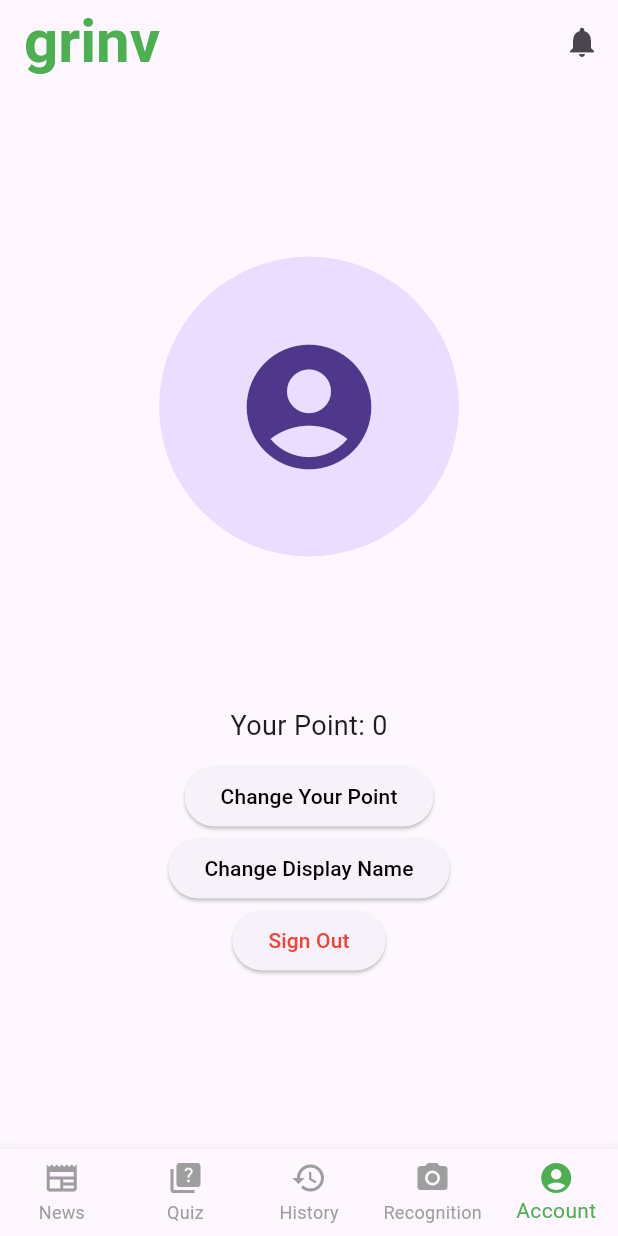
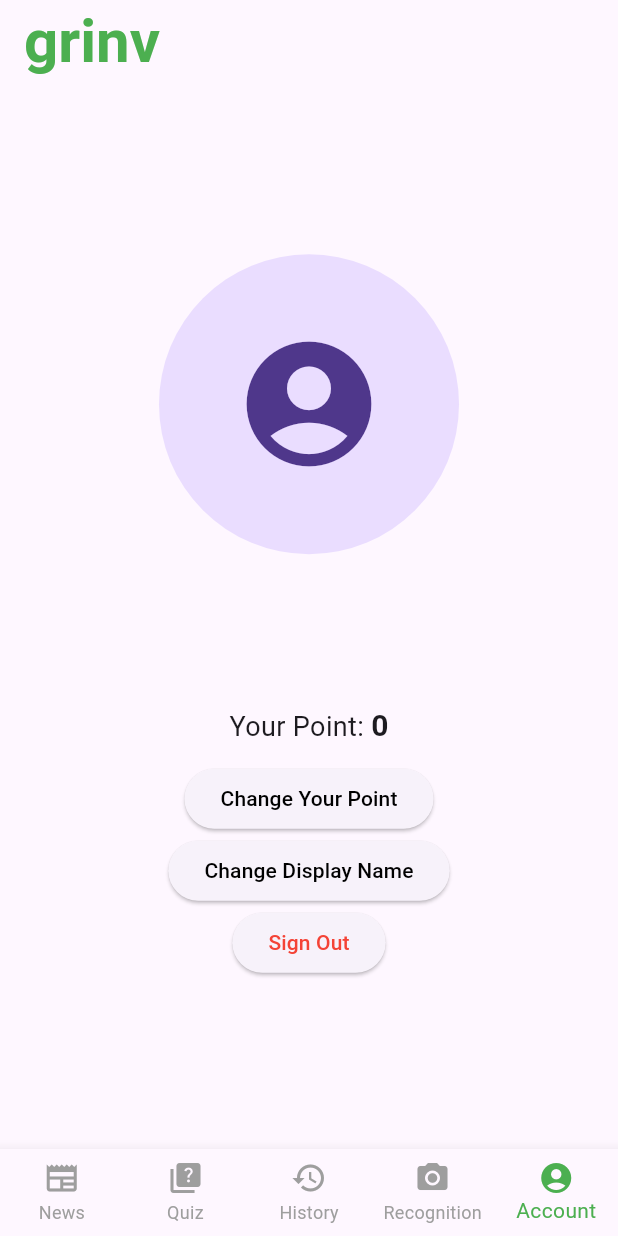
Before and after one commit to adityokhori/Mobile-APP-recognition-recipes, a Flutter app: the BottomNavigation screen opened directly, item 5 of the bottom bar chosen, after a tap on the "account circle" icon, on a phone screen of 412 x 824 dp. Run offline on Flutter 3.47's test engine with Material 3 defaults, Android fonts, the phone set to English and light mode, and no system bars; our stand-ins replace cloud_firestore, dotted_border, firebase_auth, firebase_core, firebase_storage, fluttertoast and 4 more; missing offline and left inert: tflite; accounts and stored records are empty; network calls fail; Roboto replaces fonts that are missing (SalmaproMedium-yw9ad).

Commit message:
besok presentasi

```diff
--- a/lib/account_info.dart
+++ b/lib/account_info.dart
@@ -40,27 +40,32 @@ class _MyAccountState extends State<MyAccount> {
       if (user != null) {
         int incrementDays = 0;
         String optionKey = ''; // Untuk menyimpan kunci opsi yang akan diupdate
-        String firstActiveKey = ''; // Untuk menyimpan kunci timestamp pertama kali aktif
+        String firstActiveKey =
+            ''; // Untuk menyimpan kunci timestamp pertama kali aktif
         int pointDeduction = 0;
 
         if (option.startsWith('optionAnalysis')) {
           String daysString = option.split(' ')[1];
           incrementDays = int.parse(daysString);
-          optionKey = 'optionAnalysis'; // Menggunakan kunci yang sama untuk semua opsi analisis
+          optionKey =
+              'optionAnalysis'; // Menggunakan kunci yang sama untuk semua opsi analisis
           firstActiveKey = 'optionAnalysisFirstActive';
           optionAnalysisDays += incrementDays;
           pointDeduction = incrementDays == 3 ? 50 : 100;
         } else if (option.startsWith('optionRecipes')) {
           String daysString = option.split(' ')[1];
           incrementDays = int.parse(daysString);
-          optionKey = 'optionRecipes'; // Menggunakan kunci yang sama untuk semua opsi resep
+          optionKey =
+              'optionRecipes'; // Menggunakan kunci yang sama untuk semua opsi resep
           firstActiveKey = 'optionRecipesFirstActive';
           optionRecipesDays += incrementDays;
           pointDeduction = incrementDays == 3 ? 50 : 100;
         }
 
-        DocumentSnapshot userDoc = await _firestore.collection('users').doc(user.uid).get();
-        int currentPoints = (userDoc.data() as Map<String, dynamic>)['point_quiz'] ?? 0;
+        DocumentSnapshot userDoc =
+            await _firestore.collection('users').doc(user.uid).get();
+        int currentPoints =
+            (userDoc.data() as Map<String, dynamic>)['point_quiz'] ?? 0;
 
         if (currentPoints >= pointDeduction) {
           Map<String, dynamic> updateData = {
@@ -97,7 +102,8 @@ class _MyAccountState extends State<MyAccount> {
     }
   }
 
-  Future<bool> _checkAttributeExists(String userId, String attributeName) async {
+  Future<bool> _checkAttributeExists(
+      String userId, String attributeName) async {
     final userData = await _firestore.collection('users').doc(userId).get();
     return userData.exists && userData.data()!.containsKey(attributeName);
   }
@@ -192,7 +198,7 @@ class _MyAccountState extends State<MyAccount> {
         } catch (e) {
           print('Kesalahan: $e');
           ScaffoldMessenger.of(context).showSnackBar(
-            SnackBar(
+            const SnackBar(
               content: Text('Gagal mengunggah atau memperbarui foto profil.'),
             ),
           );
@@ -212,10 +218,10 @@ class _MyAccountState extends State<MyAccount> {
       context: context,
       builder: (BuildContext context) {
         return AlertDialog(
-          title: Text('Change Display Name'),
+          title: const Text('Change Display Name'),
           content: TextFormField(
             controller: _displayNameController,
-            decoration: InputDecoration(
+            decoration: const InputDecoration(
               hintText: 'Enter your new display name',
             ),
           ),
@@ -224,7 +230,7 @@ class _MyAccountState extends State<MyAccount> {
               onPressed: () {
                 Navigator.of(context).pop();
               },
-              child: Text('Cancel'),
+              child: const Text('Cancel'),
             ),
             TextButton(
               onPressed: () async {
@@ -234,7 +240,7 @@ class _MyAccountState extends State<MyAccount> {
                 await _changeProfile();
                 Navigator.of(context).pop();
               },
-              child: Text('Save'),
+              child: const Text('Save'),
             ),
           ],
         );
@@ -265,31 +271,44 @@ class _MyAccountState extends State<MyAccount> {
                 radius: 100,
               ),
             ),
-            SizedBox(height: 20),
+            const SizedBox(height: 20),
             Text(
               _displayName,
-              style: TextStyle(fontSize: 24),
+              style: const TextStyle(fontSize: 24),
             ),
-            SizedBox(height: 10),
+            const SizedBox(height: 10),
             Text(
               _email,
-              style: TextStyle(fontSize: 18),
+              style: const TextStyle(fontSize: 18),
             ),
-            SizedBox(height: 10),
-            Text(
-              'Your Point: $_point',
-              style: TextStyle(
-                fontSize: 18,
+            const SizedBox(height: 10),
+            Text.rich(
+              TextSpan(
+                children: [
+                  const TextSpan(
+                    text: 'Your Point: ',
+                    style: TextStyle(
+                      fontSize: 18,
+                    ),
+                  ),
+                  TextSpan(
+                    text: '$_point',
+                    style: const TextStyle(
+                      fontSize: 20,
+                      fontWeight: FontWeight.bold,
+                    ),
+                  ),
+                ],
               ),
             ),
-            SizedBox(
+            const SizedBox(
               height: 10,
             ),
             ElevatedButton(
               onPressed: () {
                 _showPointChangeDialog(context);
               },
-              child: Text(
+              child: const Text(
                 'Change Your Point',
                 style: TextStyle(color: Colors.black),
               ),
@@ -298,9 +317,9 @@ class _MyAccountState extends State<MyAccount> {
               onPressed: () async {
                 await _showChangeDisplayNameDialog(context);
               },
-              child: Text(
+              child: const Text(
                 'Change Display Name',
-                style: TextStyle(color: Colors.black),
+                style: const TextStyle(color: Colors.black),
               ),
             ),
             ElevatedButton(
@@ -320,7 +339,7 @@ class _MyAccountState extends State<MyAccount> {
                   }
                 }
               },
-              child: Text(
+              child: const Text(
                 'Sign Out',
                 style: TextStyle(color: Colors.red),
               ),
@@ -336,18 +355,18 @@ class _MyAccountState extends State<MyAccount> {
       context: context,
       builder: (BuildContext context) {
         return AlertDialog(
-          title: Text("Change Your Point"),
+          title: const Text("Change Your Point"),
           content: Column(
             mainAxisSize: MainAxisSize.min,
             children: [
               ListTile(
-                title: Text("Nutrition Analysis"),
+                title: const Text("Nutrition Analysis"),
                 onTap: () {
                   _selectNutritionAnalysis(context);
                 },
               ),
               ListTile(
-                title: Text("Book Recipes"),
+                title: const Text("Book Recipes"),
                 onTap: () {
                   _selectBookRecipes(context);
                 },
@@ -359,7 +378,7 @@ class _MyAccountState extends State<MyAccount> {
               onPressed: () {
                 Navigator.of(context).pop();
               },
-              child: Text("Cancel"),
+              child: const Text("Cancel"),
             ),
           ],
         );
@@ -372,19 +391,19 @@ class _MyAccountState extends State<MyAccount> {
       context: context,
       builder: (BuildContext context) {
         return AlertDialog(
-          title: Text("Book recipes"),
+          title: const Text("Book recipes"),
           content: Column(
             mainAxisSize: MainAxisSize.min,
             children: [
               ListTile(
-                title: Text("3 Days"),
+                title: const Text("3 Days (50 point)"),
                 onTap: () {
                   _onOptionSelected('optionRecipes 3 Days');
                   Navigator.of(context).pop();
                 },
               ),
               ListTile(
-                title: Text("7 Days"),
+                title: const Text("7 Days (100 point)"),
                 onTap: () {
                   _onOptionSelected('optionRecipes 7 Days');
                   Navigator.of(context).pop();
@@ -397,7 +416,7 @@ class _MyAccountState extends State<MyAccount> {
               onPressed: () {
                 Navigator.of(context).pop();
               },
-              child: Text("Back"),
+              child: const Text("Back"),
             ),
           ],
         );
@@ -410,19 +429,19 @@ class _MyAccountState extends State<MyAccount> {
       context: context,
       builder: (BuildContext context) {
         return AlertDialog(
-          title: Text("Nutrition Analysis"),
+          title: const Text("Nutrition Analysis"),
           content: Column(
             mainAxisSize: MainAxisSize.min,
             children: [
               ListTile(
-                title: Text("3 Days"),
+                title: const Text("3 Days (50 point)"),
                 onTap: () {
                   _onOptionSelected('optionAnalysis 3 Days');
                   Navigator.of(context).pop();
                 },
               ),
               ListTile(
-                title: Text("7 Days"),
+                title: const Text("7 Days (100 point)"),
                 onTap: () {
                   _onOptionSelected('optionAnalysis 7 Days');
                   Navigator.of(context).pop();
@@ -435,7 +454,7 @@ class _MyAccountState extends State<MyAccount> {
               onPressed: () {
                 Navigator.of(context).pop();
               },
-              child: Text("Back"),
+              child: const Text("Back"),
             ),
           ],
         );
@@ -448,20 +467,20 @@ class _MyAccountState extends State<MyAccount> {
           context: context,
           builder: (BuildContext context) {
             return AlertDialog(
-              title: Text('Confirm Sign Out'),
-              content: Text('Are you sure you want to sign out?'),
+              title: const Text('Confirm Sign Out'),
+              content: const Text('Are you sure you want to sign out?'),
               actions: <Widget>[
                 TextButton(
                   onPressed: () {
                     Navigator.of(context).pop(false);
                   },
-                  child: Text('Cancel'),
+                  child: const Text('Cancel'),
                 ),
                 TextButton(
                   onPressed: () {
                     Navigator.of(context).pop(true);
                   },
-                  child: Text('Sign Out'),
+                  child: const Text('Sign Out'),
                 ),
               ],
             );
--- a/lib/main.dart
+++ b/lib/main.dart
@@ -31,7 +31,7 @@ class MyApp extends StatelessWidget {
               if (isLoggedIn) {
                 return OpenButtom();
               } else {
-                return SignInPage();
+                return const SignInPage();
               }
             }
           }
@@ -61,7 +61,7 @@ class SplashScreen extends StatelessWidget {
 class ErrorScreen extends StatelessWidget {
   @override
   Widget build(BuildContext context) {
-    return Scaffold(
+    return const Scaffold(
       body: Center(
         child: Text('Error occurred!'),
       ),
--- a/lib/news.dart
+++ b/lib/news.dart
@@ -97,10 +97,10 @@ class _NewsApiState extends State<NewsApi> {
   Widget build(BuildContext context) {
     return Scaffold(
       appBar: AppBar(
-        title: Text('News'),
+        title: const Text('News'),
       ),
       body: _isLoading
-          ? Center(child: CircularProgressIndicator())
+          ? const Center(child: CircularProgressIndicator())
           : Column(
               children: [
                 Expanded(
@@ -126,7 +126,7 @@ class _NewsApiState extends State<NewsApi> {
                                       width: MediaQuery.of(context).size.width,
                                       height: 200,
                                       color: Colors.grey,
-                                      child: Center(child: Text('No Image')),
+                                      child: const Center(child: Text('No Image')),
                                     ),
                               // Title and Subtitle
                               Positioned(
@@ -135,7 +135,7 @@ class _NewsApiState extends State<NewsApi> {
                                 right: 0,
                                 child: Container(
                                   color: Colors.black.withOpacity(0.6),
-                                  padding: EdgeInsets.all(2.0),
+                                  padding: const EdgeInsets.all(2.0),
                                   child: Column(
                                     crossAxisAlignment:
                                         CrossAxisAlignment.start,
@@ -144,7 +144,7 @@ class _NewsApiState extends State<NewsApi> {
                                         article.title,
                                         maxLines: 1,
                                         overflow: TextOverflow.ellipsis,
-                                        style: TextStyle(
+                                        style: const TextStyle(
                                           color: Colors.white,
                                           fontSize: 16,
                                           fontWeight: FontWeight.bold,
@@ -154,7 +154,7 @@ class _NewsApiState extends State<NewsApi> {
                                         article.description,
                                         maxLines: 2,
                                         overflow: TextOverflow.ellipsis,
-                                        style: TextStyle(
+                                        style: const TextStyle(
                                           color: Colors.white70,
                                           fontSize: 12,
                                         ),
@@ -171,8 +171,8 @@ class _NewsApiState extends State<NewsApi> {
                   ),
                 ),
                 if (_isLoadingMore)
-                  Padding(
-                    padding: const EdgeInsets.all(8.0),
+                  const Padding(
+                    padding: EdgeInsets.all(8.0),
                     child: Center(child: CircularProgressIndicator()),
                   ),
               ],
--- a/lib/open_bottom.dart
+++ b/lib/open_bottom.dart
@@ -120,18 +120,18 @@ class _BottomNavigationState extends State<BottomNavigation> {
   @override
   Widget build(BuildContext context) {
     Widget body = _selectedIndex == 0
-    ? NewsApi()
+    ? const NewsApi()
       : _selectedIndex == 1
-        ? QuizPage()
+        ? const QuizPage()
         : _selectedIndex == 2
             ? HistoryPage()
             : _selectedIndex == 3
-                ? Recognition()
-                : MyAccount();
+                ? const Recognition()
+                : const MyAccount();
 
     return Scaffold(
       appBar: AppBar(
-        title: ColorFiltered(
+        title: const ColorFiltered(
             colorFilter: ColorFilter.mode(
               Colors.green,
               BlendMode.srcIn,
@@ -144,9 +144,6 @@ class _BottomNavigationState extends State<BottomNavigation> {
                   color: Colors.green,
                   fontFamily: 'SalmaproMedium-yw9ad'),
             )),
-        actions: [
-          IconButton(onPressed: () {}, icon: Icon(Icons.notifications)),
-        ],
       ),
       body: Stack(
         children: [
@@ -179,7 +176,7 @@ class _BottomNavigationState extends State<BottomNavigation> {
                   ),
                 );
               } else {
-                return SizedBox.shrink();
+                return const SizedBox.shrink();
               }
             },
           ),
@@ -207,11 +204,11 @@ class _BottomNavigationState extends State<BottomNavigation> {
                       Icons.receipt,
                       color: Colors.white,
                     ),
-                    backgroundColor: Colors.yellow,
+                    backgroundColor: Colors.orange,
                   ),
                 );
               } else {
-                return SizedBox.shrink();
+                return const SizedBox.shrink();
               }
             },
           ),
```
Also changed, not shown: lib/EdamamRecipes.dart (+16 -16 lines), lib/food_history.dart (+9 -9 lines), lib/food_recipes.dart (+33 -33 lines), lib/full_nutrition_page.dart (+9 -9 lines), lib/quiz.dart (+22 -37 lines), lib/recipe_history.dart (+12 -12 lines), lib/sign_up_page.dart (+14 -14 lines).
